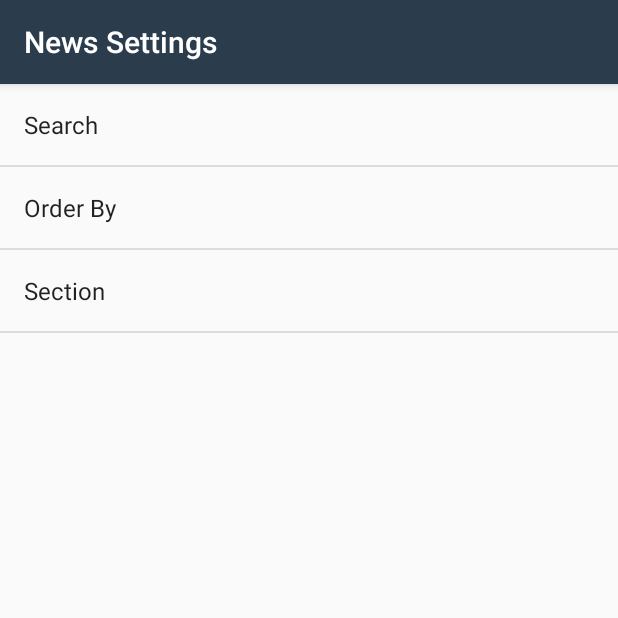
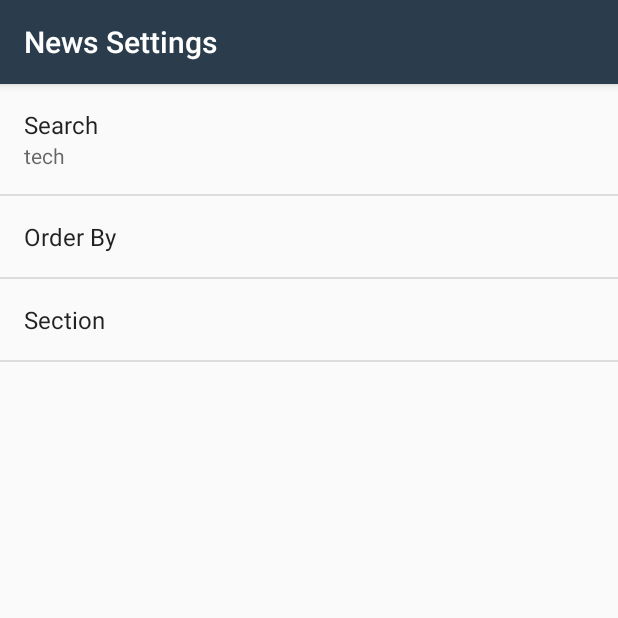
Before and after one commit to hjtse/Android-2.6NewsApp1, an Android app: the screen it shows after launch (SettingsActivity), after a tap on "Settings", on a phone screen of 412 x 824 dp, the top half of it. Run offline under Robolectric (Android 15) with nearby library versions, the phone set to English and light mode, and no system bars.

Commit message:
Got it working, forgot to add default search!

```diff
--- a/app/src/main/java/com/example/android/news/NewsActivity.java
+++ b/app/src/main/java/com/example/android/news/NewsActivity.java
@@ -117,6 +117,7 @@ public class NewsActivity extends AppCompatActivity implements LoaderCallbacks<L
 
         // Append query parameter and its value. For example, the `format=geojson`
         uriBuilder.appendQueryParameter("format", "json");
+        uriBuilder.appendQueryParameter("q", Search);
         uriBuilder.appendQueryParameter("order-by", orderBy);
 
 
--- a/app/src/main/res/layout/news_list_item.xml
+++ b/app/src/main/res/layout/news_list_item.xml
@@ -36,7 +36,7 @@
             android:orientation="horizontal">
 
             <TextView
-                android:id="@+id/section_name"
+                android:id="@+id/title"
                 android:layout_width="wrap_content"
                 android:layout_height="wrap_content"
                 android:ellipsize="end"
@@ -65,7 +65,7 @@
 
 
         <TextView
-            android:id="@+id/title"
+            android:id="@+id/section_name"
             android:layout_width="wrap_content"
             android:layout_height="wrap_content"
             android:ellipsize="end"
--- a/app/src/main/res/values/strings.xml
+++ b/app/src/main/res/values/strings.xml
@@ -26,7 +26,7 @@
     <string name="settings_title">News Settings</string>
 
     <string name="settings_search_label">Search</string>
-    <string name="settings_Search_default" translatable="false"></string>
+    <string name="settings_Search_default" translatable="false">tech</string>
     <string name="settings_search_key" translatable="false">SearchTerm</string>
 
     <!-- Strings For Order-By Preference [CHAR LIMIT=30] -->
```
